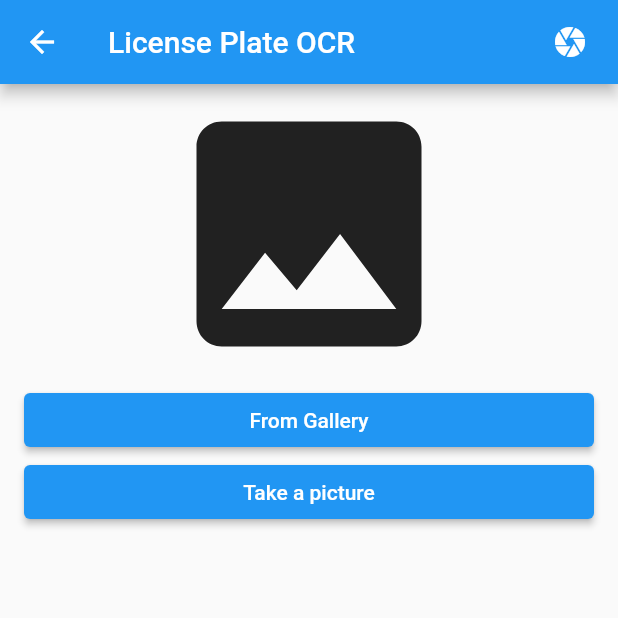
After one commit to haongo28/Parking-App, a Flutter app: the Scanner screen opened directly, after a tap on the "photo library" icon, on a phone screen of 412 x 824 dp, the top half of it. The commit adds this screen. Run offline on Flutter 3.47's test engine with Material 2 defaults, Android fonts, the phone set to English and light mode, and no system bars; our stand-ins replace camera, image_picker, sqflite; missing offline and left inert: google_ml_kit; accounts and stored records are empty.

Commit message:
Addding packages required and OCR screen
# Conflicts:
#	.gitignore
#	.metadata
#	README.md
#	analysis_options.yaml
#	android/app/build.gradle
#	android/app/src/debug/AndroidManifest.xml
#	android/app/src/main/AndroidManifest.xml
#	android/app/src/main/res/drawable-v21/launch_background.xml
#	android/app/src/main/res/drawable/launch_background.xml
#	android/app/src/profile/AndroidManifest.xml
#	ios/Runner.xcodeproj/project.pbxproj
#	ios/Runner/Assets.xcassets/AppIcon.appiconset/Contents.json
#	ios/Runner/Assets.xcassets/LaunchImage.imageset/Contents.json
#	ios/Runner/Assets.xcassets/LaunchImage.imageset/README.md
#	ios/Runner/Info.plist
#	lib/main.dart
#	pubspec.lock
#	pubspec.yaml
#	test/widget_test.dart

```diff
--- /dev/null
+++ b/lib/VisionDetectorViews/camera_view.dart
@@ -0,0 +1,289 @@
+import 'dart:io';
+
+import 'package:camera/camera.dart';
+import 'package:flutter/foundation.dart';
+import 'package:flutter/material.dart';
+import 'package:google_ml_kit/google_ml_kit.dart';
+import 'package:image_picker/image_picker.dart';
+
+import '../main.dart';
+
+enum ScreenMode { liveFeed, gallery }
+
+class CameraView extends StatefulWidget {
+  CameraView(
+      {Key? key,
+      required this.title,
+      required this.customPaint,
+      required this.onImage,
+      this.initialDirection = CameraLensDirection.back})
+      : super(key: key);
+
+  final String title;
+  final CustomPaint? customPaint;
+  final Function(InputImage inputImage) onImage;
+  final CameraLensDirection initialDirection;
+
+  @override
+  _CameraViewState createState() => _CameraViewState();
+}
+
+class _CameraViewState extends State<CameraView> {
+  ScreenMode _mode = ScreenMode.liveFeed;
+  CameraController? _controller;
+  File? _image;
+  ImagePicker? _imagePicker;
+  int _cameraIndex = 0;
+  double zoomLevel = 0.0, minZoomLevel = 0.0, maxZoomLevel = 0.0;
+
+  @override
+  void initState() {
+    super.initState();
+
+    _imagePicker = ImagePicker();
+    for (var i = 0; i < cameras.length; i++) {
+      if (cameras[i].lensDirection == widget.initialDirection) {
+        _cameraIndex = i;
+      }
+    }
+    _startLiveFeed();
+  }
+
+  @override
+  void dispose() {
+    _stopLiveFeed();
+    super.dispose();
+  }
+
+  @override
+  Widget build(BuildContext context) {
+    return Scaffold(
+      appBar: AppBar(
+        title: Text(widget.title),
+        actions: [
+          Padding(
+            padding: EdgeInsets.only(right: 20.0),
+            child: GestureDetector(
+              onTap: _switchScreenMode,
+              child: Icon(
+                _mode == ScreenMode.liveFeed
+                    ? Icons.photo_library_outlined
+                    : (Platform.isIOS
+                        ? Icons.camera_alt_outlined
+                        : Icons.camera),
+              ),
+            ),
+          ),
+        ],
+      ),
+      body: _body(),
+      floatingActionButton: _floatingActionButton(),
+      floatingActionButtonLocation: FloatingActionButtonLocation.centerFloat,
+    );
+  }
+
+  Widget? _floatingActionButton() {
+    if (_mode == ScreenMode.gallery) return null;
+    if (cameras.length == 1) return null;
+    return Container(
+        height: 70.0,
+        width: 70.0,
+        child: FloatingActionButton(
+          child: Icon(
+            Platform.isIOS
+                ? Icons.flip_camera_ios_outlined
+                : Icons.flip_camera_android_outlined,
+            size: 40,
+          ),
+          onPressed: _switchLiveCamera,
+        ));
+  }
+
+  Widget _body() {
+    Widget body;
+    if (_mode == ScreenMode.liveFeed)
+      body = _liveFeedBody();
+    else
+      body = _galleryBody();
+    return body;
+  }
+
+  Widget _liveFeedBody() {
+    if (_controller?.value.isInitialized == false) {
+      return Container();
+    }
+    return Container(
+      color: Colors.black,
+      child: Stack(
+        fit: StackFit.expand,
+        children: <Widget>[
+          CameraPreview(_controller!),
+          if (widget.customPaint != null) widget.customPaint!,
+          Positioned(
+            bottom: 100,
+            left: 50,
+            right: 50,
+            child: Slider(
+              value: zoomLevel,
+              min: minZoomLevel,
+              max: maxZoomLevel,
+              onChanged: (newSliderValue) {
+                setState(() {
+                  zoomLevel = newSliderValue;
+                  _controller!.setZoomLevel(zoomLevel);
+                });
+              },
+              divisions: (maxZoomLevel - 1).toInt() < 1
+                  ? null
+                  : (maxZoomLevel - 1).toInt(),
+            ),
+          )
+        ],
+      ),
+    );
+  }
+
+  Widget _galleryBody() {
+    return ListView(shrinkWrap: true, children: [
+      _image != null
+          ? Container(
+              height: 400,
+              width: 400,
+              child: Stack(
+                fit: StackFit.expand,
+                children: <Widget>[
+                  Image.file(_image!),
+                  if (widget.customPaint != null) widget.customPaint!,
+                ],
+              ),
+            )
+          : Icon(
+              Icons.image,
+              size: 200,
+            ),
+      Padding(
+        padding: EdgeInsets.symmetric(horizontal: 16),
+        child: ElevatedButton(
+          child: Text('From Gallery'),
+          onPressed: () => _getImage(ImageSource.gallery),
+        ),
+      ),
+      Padding(
+        padding: EdgeInsets.symmetric(horizontal: 16),
+        child: ElevatedButton(
+          child: Text('Take a picture'),
+          onPressed: () => _getImage(ImageSource.camera),
+        ),
+      ),
+    ]);
+  }
+
+  Future _getImage(ImageSource source) async {
+    final pickedFile = await _imagePicker?.getImage(source: source);
+    if (pickedFile != null) {
+      _processPickedFile(pickedFile);
+    } else {
+      print('No image selected.');
+    }
+    setState(() {});
+  }
+
+  void _switchScreenMode() async {
+    if (_mode == ScreenMode.liveFeed) {
+      _mode = ScreenMode.gallery;
+      await _stopLiveFeed();
+    } else {
+      _mode = ScreenMode.liveFeed;
+      await _startLiveFeed();
+    }
+    setState(() {});
+  }
+
+  Future _startLiveFeed() async {
+    final camera = cameras[_cameraIndex];
+    _controller = CameraController(
+      camera,
+      ResolutionPreset.low,
+      enableAudio: false,
+    );
+    _controller?.initialize().then((_) {
+      if (!mounted) {
+        return;
+      }
+      _controller?.getMinZoomLevel().then((value) {
+        zoomLevel = value;
+        minZoomLevel = value;
+      });
+      _controller?.getMaxZoomLevel().then((value) {
+        maxZoomLevel = value;
+      });
+      _controller?.startImageStream(_processCameraImage);
+      setState(() {});
+    });
+  }
+
+  Future _stopLiveFeed() async {
+    await _controller?.stopImageStream();
+    await _controller?.dispose();
+    _controller = null;
+  }
+
+  Future _switchLiveCamera() async {
+    if (_cameraIndex == 0)
+      _cameraIndex = 1;
+    else
+      _cameraIndex = 0;
+    await _stopLiveFeed();
+    await _startLiveFeed();
+  }
+
+  Future _processPickedFile(PickedFile pickedFile) async {
+    setState(() {
+      _image = File(pickedFile.path);
+    });
+    final inputImage = InputImage.fromFilePath(pickedFile.path);
+    widget.onImage(inputImage);
+  }
+
+  Future _processCameraImage(CameraImage image) async {
+    final WriteBuffer allBytes = WriteBuffer();
+    for (Plane plane in image.planes) {
+      allBytes.putUint8List(plane.bytes);
+    }
+    final bytes = allBytes.done().buffer.asUint8List();
+
+    final Size imageSize =
+        Size(image.width.toDouble(), image.height.toDouble());
+
+    final camera = cameras[_cameraIndex];
+    final imageRotation =
+        InputImageRotationMethods.fromRawValue(camera.sensorOrientation) ??
+            InputImageRotation.Rotation_0deg;
+
+    final inputImageFormat =
+        InputImageFormatMethods.fromRawValue(image.format.raw) ??
+            InputImageFormat.NV21;
+
+    final planeData = image.planes.map(
+      (Plane plane) {
+        return InputImagePlaneMetadata(
+          bytesPerRow: plane.bytesPerRow,
+          height: plane.height,
+          width: plane.width,
+        );
+      },
+    ).toList();
+
+    final inputImageData = InputImageData(
+      size: imageSize,
+      imageRotation: imageRotation,
+      inputImageFormat: inputImageFormat,
+      planeData: planeData,
+    );
+
+    final inputImage =
+        InputImage.fromBytes(bytes: bytes, inputImageData: inputImageData);
+
+    widget.onImage(inputImage);
+  }
+}
--- /dev/null
+++ b/lib/VisionDetectorViews/text_detectorv2_view.dart
@@ -0,0 +1,54 @@
+import 'package:flutter/material.dart';
+import 'package:google_ml_kit/google_ml_kit.dart';
+import 'camera_view.dart';
+import 'painters/text_detector_painter.dart';
+
+class TextDetectorV2View extends StatefulWidget {
+  @override
+  _TextDetectorViewV2State createState() => _TextDetectorViewV2State();
+}
+
+class _TextDetectorViewV2State extends State<TextDetectorV2View> {
+  TextDetectorV2 textDetector = GoogleMlKit.vision.textDetectorV2();
+  bool isBusy = false;
+  CustomPaint? customPaint;
+
+  @override
+  void dispose() async {
+    super.dispose();
+    await textDetector.close();
+  }
+
+  @override
+  Widget build(BuildContext context) {
+    return CameraView(
+      title: 'License Plate OCR',
+      customPaint: customPaint,
+      onImage: (inputImage) {
+        processImage(inputImage);
+      },
+    );
+  }
+
+  Future<void> processImage(InputImage inputImage) async {
+    if (isBusy) return;
+    isBusy = true;
+    final recognisedText = await textDetector.processImage(inputImage,
+        script: TextRecognitionOptions.DEVANAGIRI);
+    print('Found ${recognisedText.blocks.length} textBlocks');
+    if (inputImage.inputImageData?.size != null &&
+        inputImage.inputImageData?.imageRotation != null) {
+      final painter = TextDetectorPainter(
+          recognisedText,
+          inputImage.inputImageData!.size,
+          inputImage.inputImageData!.imageRotation);
+      customPaint = CustomPaint(painter: painter);
+    } else {
+      customPaint = null;
+    }
+    isBusy = false;
+    if (mounted) {
+      setState(() {});
+    }
+  }
+}
--- a/lib/db/parking_database.dart
+++ b/lib/db/parking_database.dart
@@ -1,6 +1,6 @@
+import 'package:parking_app/model/parking.dart';
 import 'package:path/path.dart';
 import 'package:sqflite/sqflite.dart';
-import 'package:shrine/model/parking.dart';
 
 class ParkingDatabase {
   static final ParkingDatabase instance = ParkingDatabase._init();
@@ -65,7 +65,7 @@ class ParkingDatabase {
   Future<List<Guest>> readAllNotes() async {
     final db = await instance.database;
 
-    final orderBy = '${GuestFields.checkin_time} ASC';
+    final orderBy = '${GuestFields.timeCheckin} ASC';
     // final result =
     //     await db.rawQuery('SELECT * FROM $tableNotes ORDER BY $orderBy');
 
--- a/lib/model/parking.dart
+++ b/lib/model/parking.dart
@@ -1,5 +1,4 @@
-import 'dart:html';
-import 'package:flutter/material.dart';
+
 
 final String tableParking = "parkingdata";
 
--- a/lib/screens/detail.dart
+++ b/lib/screens/detail.dart
@@ -25,7 +25,7 @@ class _DetailScreenState extends State<DetailScreen> {
           height: size.height*0.5,
           decoration: const BoxDecoration(
             image: DecorationImage (image: AssetImage
-              ("assets/images/image_example.jpg"), fit:
+              ("assets/bienso.jpeg"), fit:
             BoxFit.contain),
           ),
           child: SafeArea(
```
Also changed, not shown: lib/VisionDetectorViews/painters/coordinates_translator.dart (added, +36 -0 lines), lib/VisionDetectorViews/painters/text_detector_painter.dart (added, +66 -0 lines), lib/car_page.dart (+12 -6 lines), lib/main.dart (+24 -50 lines), lib/screens/scanner.dart (added, +48 -0 lines), pubspec.yaml (+7 -3 lines), assets/bienso.jpeg (added), pubspec.lock, 9 other files.
